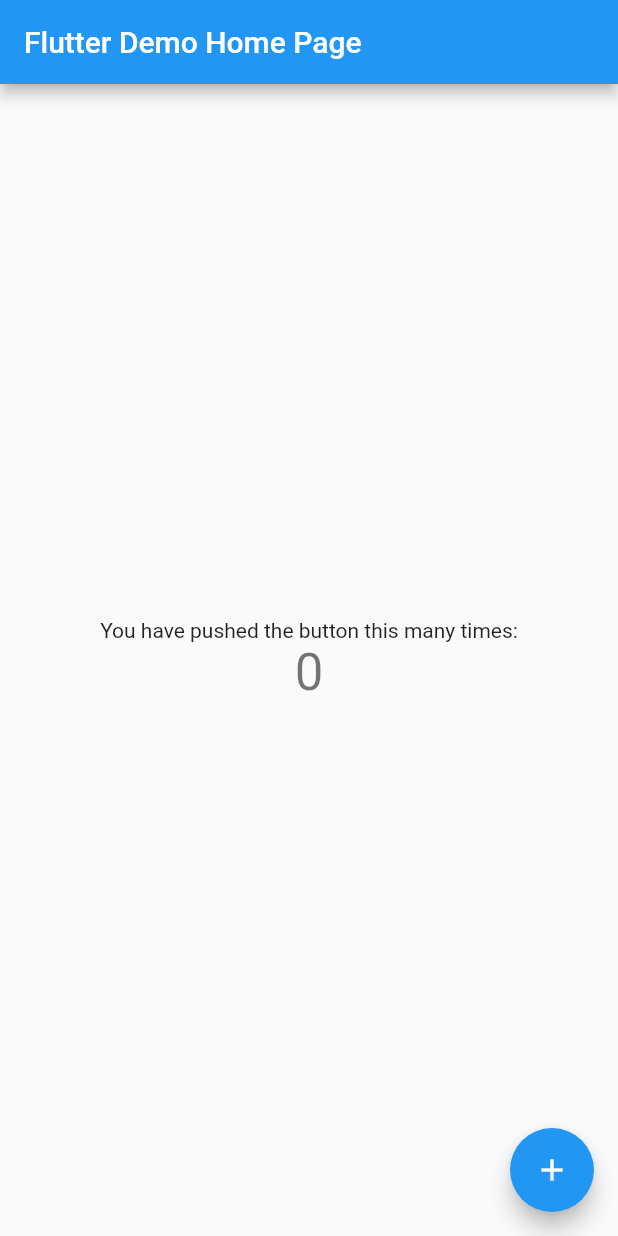
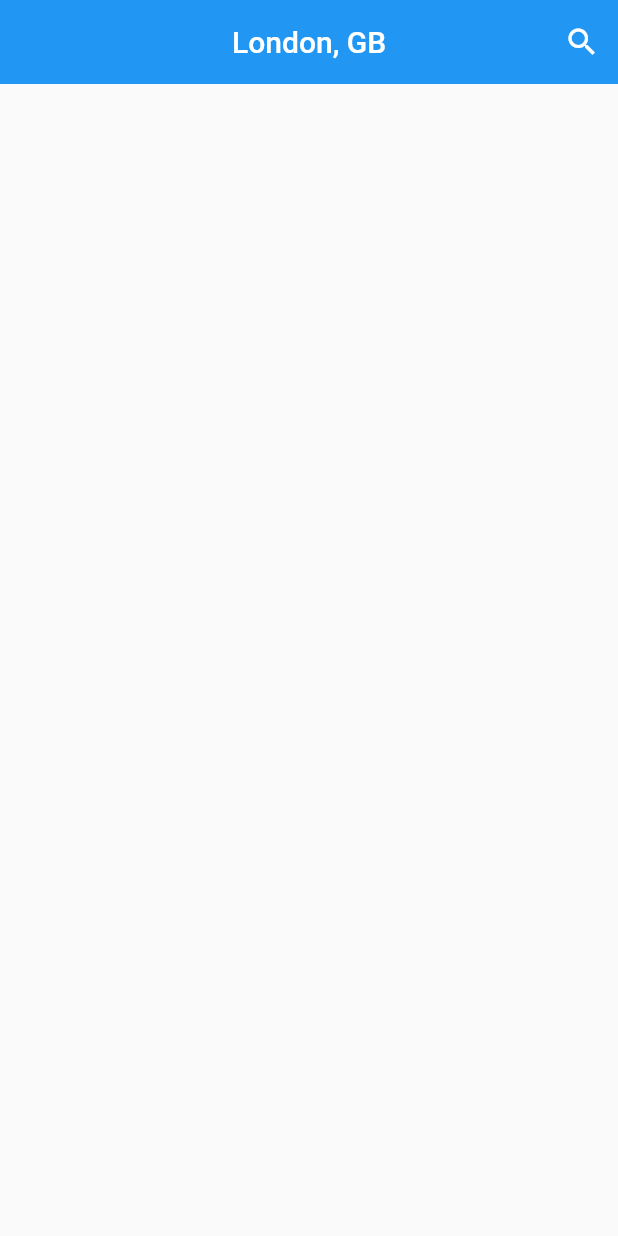
Before and after one commit to Gyekye/expert_robot, a Flutter app: the screen it shows after launch, on a phone screen of 412 x 824 dp. Run offline on Flutter 3.47's test engine with Material 2 defaults, Android fonts, the phone set to English and light mode, and no system bars; our stand-ins replace dartz, equatable, freezed_annotation, get_it.

```diff
--- a/lib/core/error/exception.dart
+++ b/lib/core/error/exception.dart
@@ -13,5 +13,5 @@ class DeviceException implements Exception {
   /// Convert error messages from api
   factory DeviceException.fromJson(Map<String, dynamic> json,
       {int code = 404}) =>
-      DeviceException(json['message'] as String, statusCode: code);
+      DeviceException(json['error'] as String, statusCode: code);
 }
--- a/lib/core/weather/data/repository/forecast_repo_impl.dart
+++ b/lib/core/forecast/data/repositories/forecast_repo_impl.dart
@@ -2,9 +2,10 @@ import 'package:dartz/dartz.dart';
 import 'package:expert_robot/core/error/exception.dart';
 import 'package:expert_robot/core/error/failure.dart';
 import 'package:expert_robot/core/platform/network.dart';
-import 'package:expert_robot/core/weather/domain/entities/forecast.dart';
-import 'package:expert_robot/core/weather/domain/repositories/forecast_repo.dart';
 
+
+import '../../domain/entities/forecast.dart';
+import '../../domain/repositories/forecast_repo.dart';
 import '../database/forecast_remote_database.dart';
 
 /// Concrete Implementation of the [ForecastRepository] class
--- a/lib/core/weather/domain/entities/forecast.dart
+++ b/lib/core/forecast/domain/entities/forecast.dart
@@ -11,7 +11,7 @@ class Forecast with _$Forecast {
   const factory Forecast({
     required List<Weather> weather,
     required String base,
-    required Main main,
+    // required Main main,
     required int visibility,
     required Wind wind,
     required int dt,
@@ -24,6 +24,26 @@ class Forecast with _$Forecast {
 
   factory Forecast.fromJson(Map<String, dynamic> json) =>
       _$ForecastFromJson(json);
+
+  /// Initial state with dummy data
+  factory Forecast.initial() => const Forecast(
+        weather: [
+          Weather(
+            main: '',
+            description: '',
+            icon: '',
+          )
+        ],
+        base: '',
+        visibility: 10000,
+        wind: Wind(speed: 200.2, deg: 33),
+        dt: 360000,
+        sys: Sys(country: '', sunrise: 38000, sunset: 45000),
+        timezone: 200000,
+        id: 2299999,
+        name: '',
+        cod: 200,
+      );
 }
 
 /// Weather part of forecast
@@ -54,8 +74,6 @@ class Wind with _$Wind {
 @freezed
 class Sys with _$Sys {
   const factory Sys({
-    required int type,
-    required int id,
     required String country,
     required int sunrise,
     required int sunset,
@@ -73,7 +91,8 @@ class Main with _$Main {
     @JsonKey(name: 'feelslike') required double feelsLike,
     // ignore: invalid_annotation_target
     @JsonKey(name: 'tempmin') required double tempMin,
-    required int tempMax,
+    // ignore: invalid_annotation_target
+    @JsonKey(name: 'temp_max') required int tempMax,
     required int pressure,
     required int humidity,
   }) = _Main;
--- /dev/null
+++ b/lib/features/home/presentation/bloc/home_bloc.dart
@@ -0,0 +1,25 @@
+import 'package:flutter/foundation.dart';
+
+import '../../../../core/forecast/domain/entities/forecast.dart';
+import '../../../../core/forecast/domain/usecases/search.dart';
+
+/// Bloc logic for home
+
+class HomeBloc {
+  // Usecase dependencies
+  final GetForecastBySearch getForecastBySearch;
+
+  // Constructor
+  HomeBloc({required this.getForecastBySearch});
+
+  // Future logic methods
+
+  Future<Forecast> retrieveForecast(String query) async {
+    final results = await getForecastBySearch(GetForecastBySearchParams(query));
+    if (kDebugMode) {
+      print(results);
+    }
+    return results.fold(
+        (failure) => Forecast.initial(), (forecast) => forecast);
+  }
+}
--- /dev/null
+++ b/lib/features/home/presentation/pages/home_page.dart
@@ -0,0 +1,33 @@
+import '../../../../injection_container.dart';
+import '../bloc/home_bloc.dart';
+import 'package:flutter/material.dart';
+
+// Home page UI
+class HomePage extends StatefulWidget {
+  // Constructor
+  const HomePage({Key? key}) : super(key: key);
+
+  @override
+  State<HomePage> createState() => _HomePageState();
+}
+
+class _HomePageState extends State<HomePage> {
+  // Home bloc
+  final bloc = sl<HomeBloc>();
+
+  @override
+  Widget build(BuildContext context) {
+    return Scaffold(
+      appBar: AppBar(
+        elevation: 0,
+        centerTitle: true,
+        title: const Text('London, GB'),
+        actions: [
+          IconButton(onPressed: ()async {
+            await bloc.retrieveForecast('Lagos');
+          }, icon: const Icon(Icons.search_outlined))
+        ],
+      ),
+    );
+  }
+}
--- a/lib/main.dart
+++ b/lib/main.dart
@@ -1,6 +1,10 @@
+import 'package:expert_robot/features/home/presentation/pages/home_page.dart';
 import 'package:flutter/material.dart';
+import 'injection_container.dart' as di;
 
 void main() {
+  /// Init dependency injection
+  di.init();
   runApp(const MyApp());
 }
 
@@ -13,103 +17,9 @@ class MyApp extends StatelessWidget {
     return MaterialApp(
       title: 'Flutter Demo',
       theme: ThemeData(
-        // This is the theme of your application.
-        //
-        // Try running your application with "flutter run". You'll see the
-        // application has a blue toolbar. Then, without quitting the app, try
-        // changing the primarySwatch below to Colors.green and then invoke
-        // "hot reload" (press "r" in the console where you ran "flutter run",
-        // or simply save your changes to "hot reload" in a Flutter IDE).
-        // Notice that the counter didn't reset back to zero; the application
-        // is not restarted.
         primarySwatch: Colors.blue,
       ),
-      home: const MyHomePage(title: 'Flutter Demo Home Page'),
+      home: const HomePage()
     );
   }
 }
-
-class MyHomePage extends StatefulWidget {
-  const MyHomePage({Key? key, required this.title}) : super(key: key);
-
-  // This widget is the home page of your application. It is stateful, meaning
-  // that it has a State object (defined below) that contains fields that affect
-  // how it looks.
-
-  // This class is the configuration for the state. It holds the values (in this
-  // case the title) provided by the parent (in this case the App widget) and
-  // used by the build method of the State. Fields in a Widget subclass are
-  // always marked "final".
-
-  final String title;
-
-  @override
-  State<MyHomePage> createState() => _MyHomePageState();
-}
-
-class _MyHomePageState extends State<MyHomePage> {
-  int _counter = 0;
-
-  void _incrementCounter() {
-    setState(() {
-      // This call to setState tells the Flutter framework that something has
-      // changed in this State, which causes it to rerun the build method below
-      // so that the display can reflect the updated values. If we changed
-      // _counter without calling setState(), then the build method would not be
-      // called again, and so nothing would appear to happen.
-      _counter++;
-    });
-  }
-
-  @override
-  Widget build(BuildContext context) {
-    // This method is rerun every time setState is called, for instance as done
-    // by the _incrementCounter method above.
-    //
-    // The Flutter framework has been optimized to make rerunning build methods
-    // fast, so that you can just rebuild anything that needs updating rather
-    // than having to individually change instances of widgets.
-    return Scaffold(
-      appBar: AppBar(
-        // Here we take the value from the MyHomePage object that was created by
-        // the App.build method, and use it to set our appbar title.
-        title: Text(widget.title),
-      ),
-      body: Center(
-        // Center is a layout widget. It takes a single child and positions it
-        // in the middle of the parent.
-        child: Column(
-          // Column is also a layout widget. It takes a list of children and
-          // arranges them vertically. By default, it sizes itself to fit its
-          // children horizontally, and tries to be as tall as its parent.
-          //
-          // Invoke "debug painting" (press "p" in the console, choose the
-          // "Toggle Debug Paint" action from the Flutter Inspector in Android
-          // Studio, or the "Toggle Debug Paint" command in Visual Studio Code)
-          // to see the wireframe for each widget.
-          //
-          // Column has various properties to control how it sizes itself and
-          // how it positions its children. Here we use mainAxisAlignment to
-          // center the children vertically; the main axis here is the vertical
-          // axis because Columns are vertical (the cross axis would be
-          // horizontal).
-          mainAxisAlignment: MainAxisAlignment.center,
-          children: <Widget>[
-            const Text(
-              'You have pushed the button this many times:',
-            ),
-            Text(
-              '$_counter',
-              style: Theme.of(context).textTheme.headline4,
-            ),
-          ],
-        ),
-      ),
-      floatingActionButton: FloatingActionButton(
-        onPressed: _incrementCounter,
-        tooltip: 'Increment',
-        child: const Icon(Icons.add),
-      ), // This trailing comma makes auto-formatting nicer for build methods.
-    );
-  }
-}
--- a/pubspec.yaml
+++ b/pubspec.yaml
@@ -42,6 +42,7 @@ dependencies:
   json_annotation: ^4.5.0
   freezed_annotation: ^2.0.3
   http: ^0.13.4
+  get_it: ^7.2.0
 
 dev_dependencies:
   flutter_test:
```
Also changed, not shown: lib/core/forecast/data/database/forecast_remote_database.dart (renamed from lib/core/weather/data/database/forecast_remote_database.dart, +9 -3 lines), lib/core/forecast/forecast_injection.dart (added, +23 -0 lines), lib/features/home/home_injection.dart (added, +10 -0 lines), lib/injection_container.dart (added, +38 -0 lines), lib/core/forecast/domain/entities/forecast.freezed.dart, lib/core/forecast/domain/entities/forecast.g.dart, lib/core/forecast/domain/repositories/forecast_repo.dart (renamed from lib/core/weather/domain/repositories/forecast_repo.dart), lib/core/forecast/domain/usecases/search.dart (renamed from lib/core/weather/domain/usecases/search.dart), pubspec.lock.
